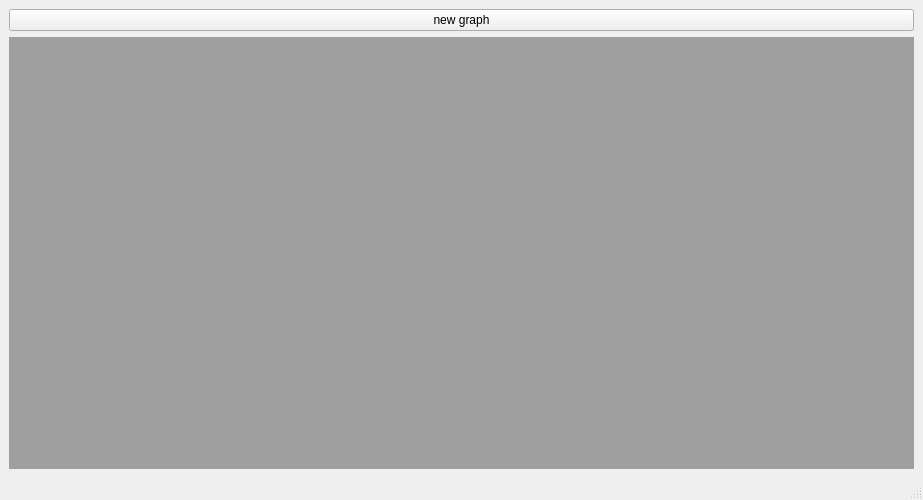
This is trunk/ii02308/task_03/mainwindow.ui in brstu/OTIS-2023 as Qt 5 draws it before an edit. The edited form follows.
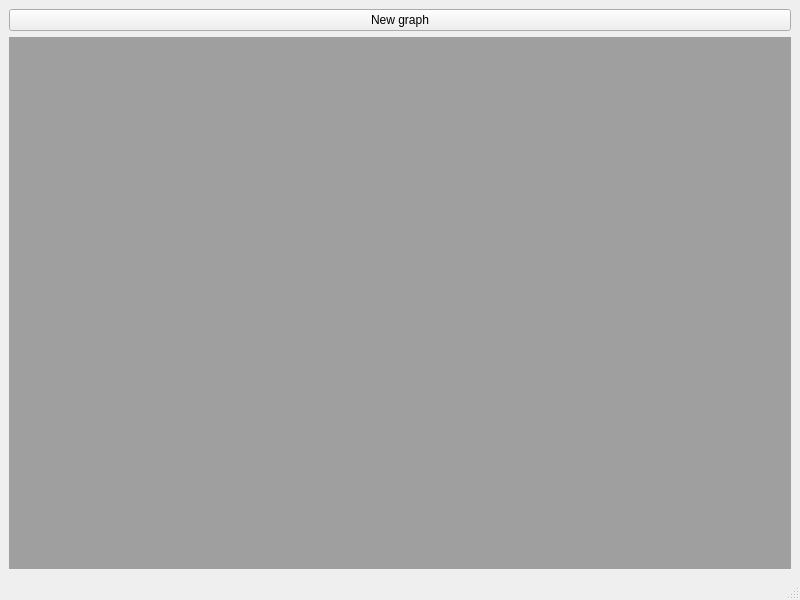
This is the edited form.

```diff
--- a/trunk/ii02308/task_03/mainwindow.ui
+++ b/trunk/ii02308/task_03/mainwindow.ui
@@ -6,8 +6,8 @@
    <rect>
     <x>0</x>
     <y>0</y>
-    <width>923</width>
-    <height>500</height>
+    <width>800</width>
+    <height>600</height>
    </rect>
   </property>
   <property name="windowTitle">
@@ -21,7 +21,7 @@
     <item row="0" column="0">
      <widget class="QPushButton" name="pushButton">
       <property name="text">
-       <string>new graph</string>
+       <string>New graph</string>
       </property>
      </widget>
     </item>
```
Left out of the diff: 13 changed lines with no effect on the pictures.
